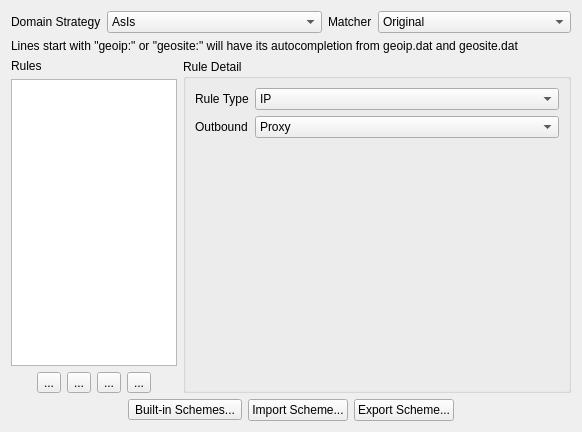
Before: the Qt Designer form src/ui/widgets/widgets/RouteSettingsMatrix.ui in Qv2ray/Qv2ray, drawn with Qt 5.
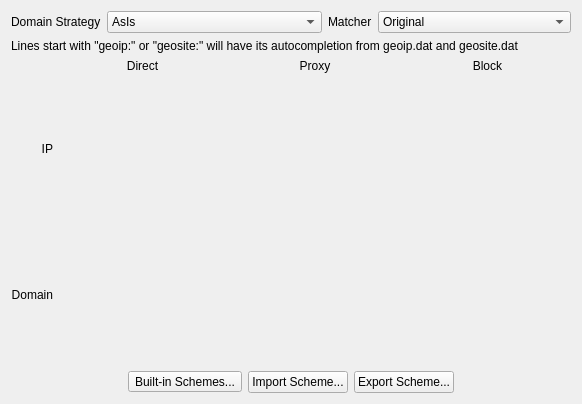
After: the same form once the commit is applied.

Commit message: 🔙 Revert RouteSettingsMatrix new design

```diff
--- a/src/ui/widgets/widgets/RouteSettingsMatrix.ui
+++ b/src/ui/widgets/widgets/RouteSettingsMatrix.ui
@@ -7,7 +7,7 @@
     <x>0</x>
     <y>0</y>
     <width>582</width>
-    <height>432</height>
+    <height>404</height>
    </rect>
   </property>
   <property name="windowTitle">
@@ -73,138 +73,75 @@
     </widget>
    </item>
    <item>
-    <layout class="QHBoxLayout" name="horizontalLayout_4" stretch="3,7">
-     <item>
-      <layout class="QVBoxLayout" name="verticalLayout">
-       <item>
-        <widget class="QLabel" name="label">
-         <property name="text">
-          <string>Rules</string>
-         </property>
-        </widget>
-       </item>
-       <item>
-        <widget class="QListWidget" name="rulesListWidget"/>
-       </item>
-       <item>
-        <layout class="QHBoxLayout" name="horizontalLayout_3">
-         <item>
-          <spacer name="horizontalSpacer_3">
-           <property name="orientation">
-            <enum>Qt::Horizontal</enum>
-           </property>
-           <property name="sizeHint" stdset="0">
-            <size>
-             <width>40</width>
-             <height>20</height>
-            </size>
-           </property>
-          </spacer>
-         </item>
-         <item>
-          <widget class="QToolButton" name="toolButton">
-           <property name="text">
-            <string>...</string>
-           </property>
-          </widget>
-         </item>
-         <item>
-          <widget class="QToolButton" name="toolButton_2">
-           <property name="text">
-            <string>...</string>
-           </property>
-          </widget>
-         </item>
-         <item>
-          <widget class="QToolButton" name="toolButton_4">
-           <property name="text">
-            <string>...</string>
-           </property>
-          </widget>
-         </item>
-         <item>
-          <widget class="QToolButton" name="toolButton_3">
-           <property name="text">
-            <string>...</string>
-           </property>
-          </widget>
-         </item>
-         <item>
-          <spacer name="horizontalSpacer_4">
-           <property name="orientation">
-            <enum>Qt::Horizontal</enum>
-           </property>
-           <property name="sizeHint" stdset="0">
-            <size>
-             <width>40</width>
-             <height>20</height>
-            </size>
-           </property>
-          </spacer>
-         </item>
-        </layout>
-       </item>
-      </layout>
+    <layout class="QGridLayout" name="gridLayout" rowstretch="0,1,1" columnstretch="0,1,1,1">
+     <item row="0" column="3">
+      <widget class="QLabel" name="label_82">
+       <property name="text">
+        <string>Block</string>
+       </property>
+       <property name="alignment">
+        <set>Qt::AlignCenter</set>
+       </property>
+      </widget>
      </item>
-     <item>
-      <widget class="QGroupBox" name="groupBox">
-       <property name="title">
-        <string>Rule Detail</string>
+     <item row="2" column="3">
+      <layout class="QGridLayout" name="blockTxtLayout"/>
+     </item>
+     <item row="0" column="1">
+      <widget class="QLabel" name="label_80">
+       <property name="text">
+        <string>Direct</string>
        </property>
-       <layout class="QFormLayout" name="formLayout">
-        <item row="0" column="0">
-         <widget class="QLabel" name="label_2">
-          <property name="text">
-           <string>Rule Type</string>
-          </property>
-         </widget>
-        </item>
-        <item row="0" column="1">
-         <widget class="QComboBox" name="comboBox">
-          <item>
-           <property name="text">
-            <string>IP</string>
-           </property>
-          </item>
-          <item>
-           <property name="text">
-            <string>Domain</string>
-           </property>
-          </item>
-         </widget>
-        </item>
-        <item row="1" column="0">
-         <widget class="QLabel" name="label_5">
-          <property name="text">
-           <string>Outbound</string>
-          </property>
-         </widget>
-        </item>
-        <item row="1" column="1">
-         <widget class="QComboBox" name="comboBox_2">
-          <item>
-           <property name="text">
-            <string>Proxy</string>
-           </property>
-          </item>
-          <item>
-           <property name="text">
-            <string>Direct</string>
-           </property>
-          </item>
-          <item>
-           <property name="text">
-            <string>Block</string>
-           </property>
-          </item>
-         </widget>
-        </item>
-        <item row="2" column="0" colspan="2">
-         <layout class="QVBoxLayout" name="ruleTxtLayout"/>
-        </item>
-       </layout>
+       <property name="alignment">
+        <set>Qt::AlignCenter</set>
+       </property>
       </widget>
      </item>
+     <item row="2" column="0">
+      <widget class="QLabel" name="label">
+       <property name="text">
+        <string>Domain</string>
+       </property>
+       <property name="alignment">
+        <set>Qt::AlignRight|Qt::AlignTrailing|Qt::AlignVCenter</set>
+       </property>
+      </widget>
+     </item>
+     <item row="2" column="1">
+      <layout class="QGridLayout" name="directTxtLayout"/>
+     </item>
+     <item row="1" column="2">
+      <layout class="QGridLayout" name="proxyIPLayout"/>
+     </item>
+     <item row="0" column="2">
+      <widget class="QLabel" name="label_81">
+       <property name="text">
+        <string>Proxy</string>
+       </property>
+       <property name="alignment">
+        <set>Qt::AlignCenter</set>
+       </property>
+      </widget>
+     </item>
+     <item row="2" column="2">
+      <layout class="QGridLayout" name="proxyTxtLayout"/>
+     </item>
+     <item row="1" column="3">
+      <layout class="QGridLayout" name="blockIPLayout"/>
+     </item>
+     <item row="1" column="0">
+      <widget class="QLabel" name="label_2">
+       <property name="text">
+        <string>IP</string>
+       </property>
+       <property name="alignment">
+        <set>Qt::AlignRight|Qt::AlignTrailing|Qt::AlignVCenter</set>
+       </property>
+      </widget>
+     </item>
+     <item row="1" column="1">
+      <layout class="QGridLayout" name="directIPLayout"/>
+     </item>
     </layout>
    </item>
    <item>
```
The commit also changes 3 other files.
